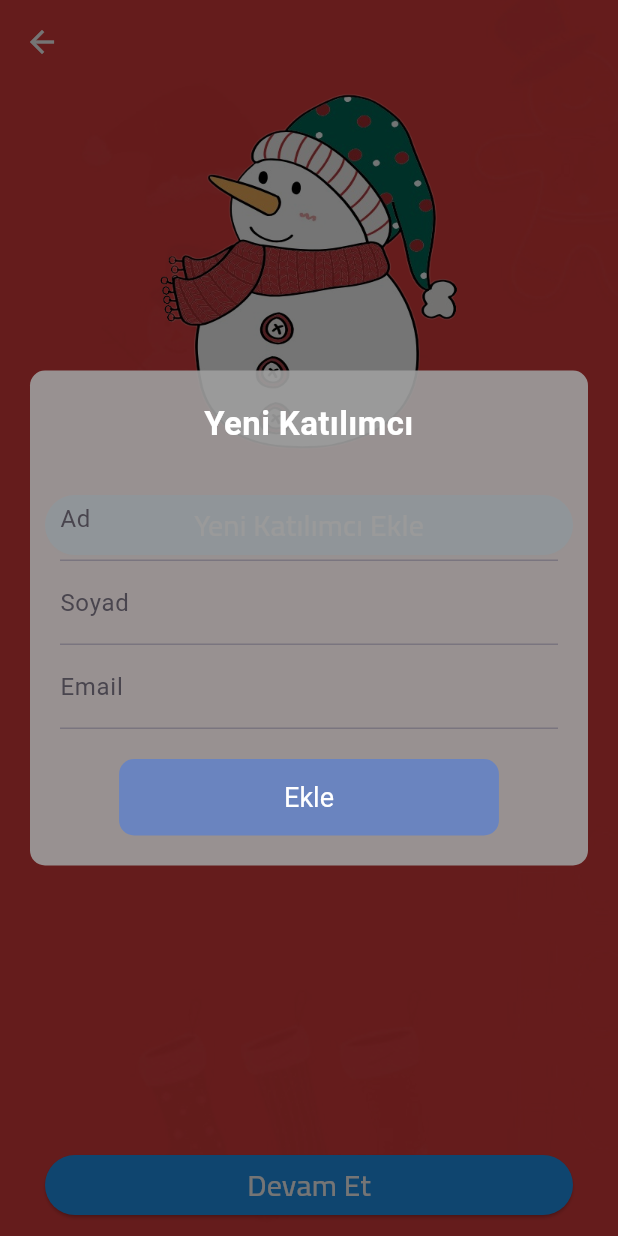
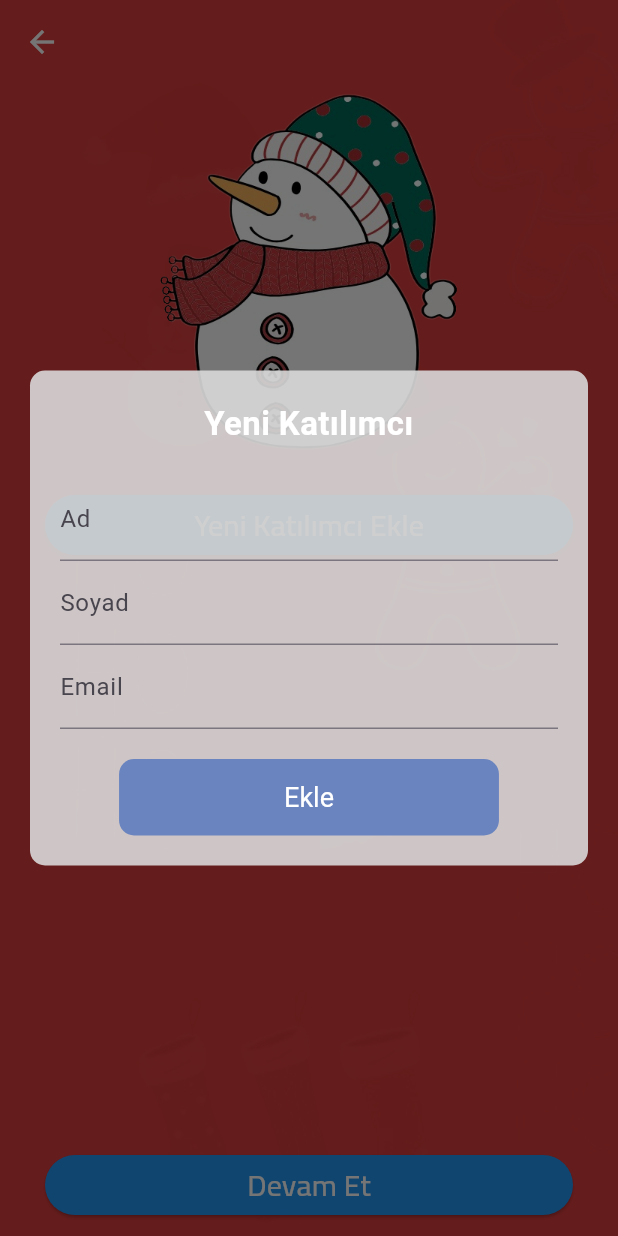
Before and after one commit to edabarutcu/Noel-Raffle-App, a Flutter app: the NewUsersScreen screen opened directly, after a tap on "Yeni Katılımcı Ekle", on a phone screen of 412 x 824 dp. Run offline on Flutter 3.47's test engine with Material 3 defaults, Android fonts, the phone set to English and light mode, and no system bars; our stand-ins replace confetti; missing offline and left inert: dart:ffi.

```diff
--- a/lib/ui/home/homepage.dart
+++ b/lib/ui/home/homepage.dart
@@ -216,11 +216,13 @@ class HomePage extends StatelessWidget {
               child: Padding(
                 padding: const EdgeInsets.all(8.0),
                 child: ElevatedButton(
-                  onPressed: () {
-                    Navigator.pushReplacement(
-                      context,
-                      MaterialPageRoute(builder: (context) => AboutPage()),
-                    );
+                  onPressed: () async {
+                    const url = 'https://www.noelraffle.com/tr';
+                    if (await canLaunch(url)) {
+                      await launch(url);
+                    } else {
+                      throw 'Could not launch $url';
+                    }
                   },
                   child: Text('Web Sitemiz'),
                   style: ElevatedButton.styleFrom(
--- a/lib/ui/newyearscreen/add_new_member.dart
+++ b/lib/ui/newyearscreen/add_new_member.dart
@@ -185,9 +185,12 @@ class _UsersScreenState extends State<NewUsersScreen> {
   }
 
 Widget _buildDialog(BuildContext context, {required VoidCallback onSave}) {
-    return Scaffold(
-      backgroundColor:
-          Colors.transparent, // Make scaffold background transparent
+  return GestureDetector(
+    onTap: () {
+      Navigator.of(context).pop();
+    },
+    child: Scaffold(
+      backgroundColor: Colors.transparent,
       body: Center(
         child: Padding(
           padding: EdgeInsets.symmetric(horizontal: 20),
@@ -197,7 +200,7 @@ class _UsersScreenState extends State<NewUsersScreen> {
             children: [
               Container(
                 decoration: BoxDecoration(
-                  color: Colors.grey.withOpacity(0.9),
+                  color: Color(0xE6D9D9D9),
                   borderRadius: BorderRadius.circular(10),
                 ),
                 child: Padding(
@@ -211,7 +214,8 @@ class _UsersScreenState extends State<NewUsersScreen> {
                         style: TextStyle(
                           fontWeight: FontWeight.bold,
                           fontSize: 22,
-                            color: Colors.white), // Metin rengi beyaz yapıldı
+                          color: Colors.white,
+                        ),
                         textAlign: TextAlign.center,
                       ),
                       SizedBox(height: 20),
@@ -231,26 +235,17 @@ class _UsersScreenState extends State<NewUsersScreen> {
                       Center(
                         child: TextButton(
                           style: ButtonStyle(
-                            backgroundColor: MaterialStateProperty.all<Color>(
-                                Color(0xFF6A84BF)), // Arka plan rengi
-                            foregroundColor: MaterialStateProperty.all<Color>(
-                                Colors.white), // Metin rengi
-                            textStyle: MaterialStateProperty.all<TextStyle>(
-                                TextStyle(fontSize: 18)), // Metin boyutu
-                            padding:
-                                MaterialStateProperty.all<EdgeInsetsGeometry>(
-                                    EdgeInsets.symmetric(
-                                        horizontal: 110,
-                                        vertical: 15)), // Buton boyutu
-                            shape: MaterialStateProperty.all<
-                                RoundedRectangleBorder>(
+                            backgroundColor: MaterialStateProperty.all<Color>(Color(0xFF6A84BF)),
+                            foregroundColor: MaterialStateProperty.all<Color>(Colors.white),
+                            textStyle: MaterialStateProperty.all<TextStyle>(TextStyle(fontSize: 18)),
+                            padding: MaterialStateProperty.all<EdgeInsetsGeometry>(EdgeInsets.symmetric(horizontal: 110, vertical: 15)),
+                            shape: MaterialStateProperty.all<RoundedRectangleBorder>(
                               RoundedRectangleBorder(
-                                borderRadius: BorderRadius.circular(
-                                    10), // Butonun kenar yuvarlaklığı
+                                borderRadius: BorderRadius.circular(10),
                               ),
                             ),
                           ),
-                          child: Text('Ekle'), // Metin boyutu
+                          child: Text('Ekle'),
                           onPressed: () {
                             onSave();
                             Navigator.of(context).pop();
@@ -265,8 +260,10 @@ class _UsersScreenState extends State<NewUsersScreen> {
           ),
         ),
       ),
+    ),
   );
 }
+
 
   Widget _buildTextField(TextEditingController emailController, String label) {
     return Padding(
--- a/lib/ui/success/success_screen.dart
+++ b/lib/ui/success/success_screen.dart
@@ -50,7 +50,7 @@ class _SuccessScreenState extends State<SuccessScreen> {
               child: Column(
                 mainAxisAlignment: MainAxisAlignment.center,
                 children: [
-                  Image.asset('assets/images/logo.png'), // replace with your logo
+                  Image.asset('assets/images/logo.png'),
                   const Padding(
                     padding: EdgeInsets.all(18.0),
                     child: Text(
```
Also changed, not shown: 2 other files. Lines whose indentation alone changed are shown as unchanged.
